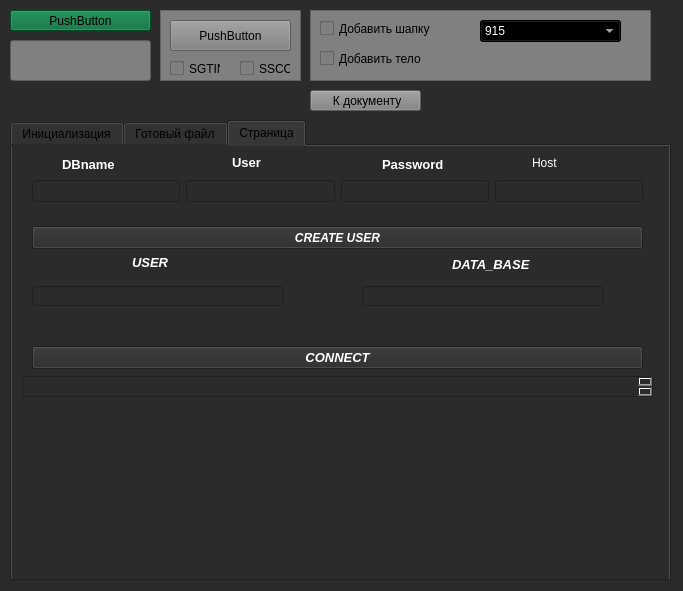
Before: the Qt Designer form untitled.ui in AlexPetrNick/tracehelp, drawn with Qt 5.
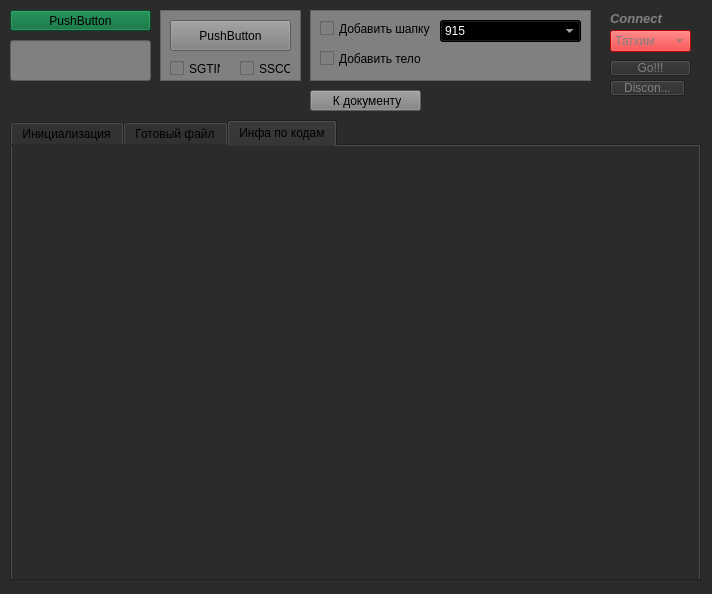
After: the same form once the commit is applied.

```diff
--- a/untitled.ui
+++ b/untitled.ui
@@ -6,8 +6,8 @@
    <rect>
     <x>0</x>
     <y>0</y>
-    <width>683</width>
-    <height>591</height>
+    <width>712</width>
+    <height>594</height>
    </rect>
   </property>
   <property name="windowTitle">
@@ -40,7 +40,7 @@
     <rect>
      <x>10</x>
      <y>120</y>
-     <width>661</width>
+     <width>691</width>
      <height>461</height>
     </rect>
    </property>
@@ -169,277 +169,16 @@
       <rect>
        <x>10</x>
        <y>10</y>
-       <width>511</width>
-       <height>351</height>
-      </rect>
-     </property>
-    </widget>
-   </widget>
-   <widget class="QWidget" name="tab_3">
-    <attribute name="title">
-     <string>Страница</string>
-    </attribute>
-    <widget class="QTextEdit" name="textEdit_3">
-     <property name="geometry">
-      <rect>
-       <x>10</x>
-       <y>230</y>
        <width>631</width>
-       <height>21</height>
+       <height>411</height>
       </rect>
      </property>
-     <property name="styleSheet">
-      <string notr="true">color: white;</string>
-     </property>
-     <property name="html">
-      <string>&lt;!DOCTYPE HTML PUBLIC &quot;-//W3C//DTD HTML 4.0//EN&quot; &quot;http://www.w3.org/TR/REC-html40/strict.dtd&quot;&gt;
-&lt;html&gt;&lt;head&gt;&lt;meta name=&quot;qrichtext&quot; content=&quot;1&quot; /&gt;&lt;style type=&quot;text/css&quot;&gt;
-p, li { white-space: pre-wrap; }
-&lt;/style&gt;&lt;/head&gt;&lt;body style=&quot; font-family:'MS Shell Dlg 2'; font-size:8.25pt; font-weight:400; font-style:normal;&quot;&gt;
-&lt;p style=&quot;-qt-paragraph-type:empty; margin-top:0px; margin-bottom:0px; margin-left:0px; margin-right:0px; -qt-block-indent:0; text-indent:0px;&quot;&gt;&lt;br /&gt;&lt;/p&gt;&lt;/body&gt;&lt;/html&gt;</string>
-     </property>
     </widget>
-    <widget class="QWidget" name="horizontalLayoutWidget">
-     <property name="geometry">
-      <rect>
-       <x>20</x>
-       <y>30</y>
-       <width>611</width>
-       <height>31</height>
-      </rect>
-     </property>
-     <layout class="QHBoxLayout" name="horizontalLayout">
-      <item>
-       <widget class="QLineEdit" name="lineEdit_5">
-        <property name="styleSheet">
-         <string notr="true">color: white;</string>
-        </property>
-       </widget>
-      </item>
-      <item>
-       <widget class="QLineEdit" name="lineEdit_4">
-        <property name="styleSheet">
-         <string notr="true">color: white;</string>
-        </property>
-       </widget>
-      </item>
-      <item>
-       <widget class="QLineEdit" name="lineEdit_3">
-        <property name="styleSheet">
-         <string notr="true">color: white;</string>
-        </property>
-       </widget>
-      </item>
-      <item>
-       <widget class="QLineEdit" name="lineEdit_2">
-        <property name="styleSheet">
-         <string notr="true">color: white;</string>
-        </property>
-       </widget>
-      </item>
-     </layout>
-    </widget>
-    <widget class="QLabel" name="label">
-     <property name="geometry">
-      <rect>
-       <x>50</x>
-       <y>10</y>
-       <width>61</width>
-       <height>16</height>
-      </rect>
-     </property>
-     <property name="font">
-      <font>
-       <pointsize>10</pointsize>
-       <weight>75</weight>
-       <bold>true</bold>
-      </font>
-     </property>
-     <property name="styleSheet">
-      <string notr="true">color: white;</string>
-     </property>
-     <property name="text">
-      <string>DBname</string>
-     </property>
-    </widget>
-    <widget class="QLabel" name="label_4">
-     <property name="geometry">
-      <rect>
-       <x>220</x>
-       <y>10</y>
-       <width>47</width>
-       <height>13</height>
-      </rect>
-     </property>
-     <property name="font">
-      <font>
-       <pointsize>10</pointsize>
-       <weight>75</weight>
-       <bold>true</bold>
-      </font>
-     </property>
-     <property name="styleSheet">
-      <string notr="true">color: white;</string>
-     </property>
-     <property name="text">
-      <string>User</string>
-     </property>
-    </widget>
-    <widget class="QLabel" name="label_5">
-     <property name="geometry">
-      <rect>
-       <x>370</x>
-       <y>10</y>
-       <width>71</width>
-       <height>16</height>
-      </rect>
-     </property>
-     <property name="font">
-      <font>
-       <pointsize>10</pointsize>
-       <weight>75</weight>
-       <bold>true</bold>
-      </font>
-     </property>
-     <property name="styleSheet">
-      <string notr="true">color: white;</string>
-     </property>
-     <property name="text">
-      <string>Password</string>
-     </property>
-    </widget>
-    <widget class="QLabel" name="label_6">
-     <property name="geometry">
-      <rect>
-       <x>520</x>
-       <y>10</y>
-       <width>47</width>
-       <height>13</height>
-      </rect>
-     </property>
-     <property name="styleSheet">
-      <string notr="true">color: white;</string>
-     </property>
-     <property name="text">
-      <string>Host</string>
-     </property>
-    </widget>
-    <widget class="QPushButton" name="pushButton_4">
-     <property name="geometry">
-      <rect>
-       <x>20</x>
-       <y>200</y>
-       <width>611</width>
-       <height>23</height>
-      </rect>
-     </property>
-     <property name="font">
-      <font>
-       <pointsize>10</pointsize>
-       <weight>75</weight>
-       <italic>true</italic>
-       <bold>true</bold>
-      </font>
-     </property>
-     <property name="styleSheet">
-      <string notr="true">color: white</string>
-     </property>
-     <property name="text">
-      <string>CONNECT</string>
-     </property>
-    </widget>
-    <widget class="QPushButton" name="pushButton_5">
-     <property name="geometry">
-      <rect>
-       <x>20</x>
-       <y>80</y>
-       <width>611</width>
-       <height>23</height>
-      </rect>
-     </property>
-     <property name="font">
-      <font>
-       <pointsize>9</pointsize>
-       <weight>75</weight>
-       <italic>true</italic>
-       <bold>true</bold>
-      </font>
-     </property>
-     <property name="styleSheet">
-      <string notr="true">color: white</string>
-     </property>
-     <property name="text">
-      <string>CREATE USER</string>
-     </property>
-    </widget>
-    <widget class="QLineEdit" name="lineEdit_6">
-     <property name="geometry">
-      <rect>
-       <x>20</x>
-       <y>140</y>
-       <width>251</width>
-       <height>20</height>
-      </rect>
-     </property>
-    </widget>
-    <widget class="QLineEdit" name="lineEdit_7">
-     <property name="geometry">
-      <rect>
-       <x>350</x>
-       <y>140</y>
-       <width>241</width>
-       <height>20</height>
-      </rect>
-     </property>
-    </widget>
-    <widget class="QLabel" name="label_7">
-     <property name="geometry">
-      <rect>
-       <x>120</x>
-       <y>110</y>
-       <width>47</width>
-       <height>13</height>
-      </rect>
-     </property>
-     <property name="font">
-      <font>
-       <pointsize>10</pointsize>
-       <weight>75</weight>
-       <italic>true</italic>
-       <bold>true</bold>
-      </font>
-     </property>
-     <property name="styleSheet">
-      <string notr="true">color: white</string>
-     </property>
-     <property name="text">
-      <string>USER</string>
-     </property>
-    </widget>
-    <widget class="QLabel" name="label_8">
-     <property name="geometry">
-      <rect>
-       <x>440</x>
-       <y>110</y>
-       <width>91</width>
-       <height>16</height>
-      </rect>
-     </property>
-     <property name="font">
-      <font>
-       <pointsize>10</pointsize>
-       <weight>75</weight>
-       <italic>true</italic>
-       <bold>true</bold>
-      </font>
-     </property>
-     <property name="styleSheet">
-      <string notr="true">color:white</string>
-     </property>
-     <property name="text">
-      <string>DATA_BASE</string>
-     </property>
-    </widget>
+   </widget>
+   <widget class="QWidget" name="tab_3">
+    <attribute name="title">
+     <string>Инфа по кодам</string>
+    </attribute>
    </widget>
   </widget>
   <widget class="QFrame" name="frame">
@@ -551,7 +290,7 @@
     <rect>
      <x>310</x>
      <y>10</y>
-     <width>341</width>
+     <width>281</width>
      <height>71</height>
     </rect>
    </property>
@@ -589,7 +328,7 @@
    <widget class="QComboBox" name="comboBox">
     <property name="geometry">
      <rect>
-      <x>170</x>
+      <x>130</x>
       <y>10</y>
       <width>141</width>
       <height>22</height>
@@ -637,6 +376,81 @@
     </property>
    </widget>
   </widget>
+  <widget class="QLabel" name="label">
+   <property name="geometry">
+    <rect>
+     <x>610</x>
+     <y>10</y>
+     <width>61</width>
+     <height>16</height>
+    </rect>
+   </property>
+   <property name="font">
+    <font>
+     <pointsize>10</pointsize>
+     <weight>75</weight>
+     <italic>true</italic>
+     <bold>true</bold>
+    </font>
+   </property>
+   <property name="styleSheet">
+    <string notr="true">color:gray;</string>
+   </property>
+   <property name="text">
+    <string>Connect</string>
+   </property>
+  </widget>
+  <widget class="QComboBox" name="comboBox_2">
+   <property name="geometry">
+    <rect>
+     <x>610</x>
+     <y>30</y>
+     <width>81</width>
+     <height>22</height>
+    </rect>
+   </property>
+   <property name="styleSheet">
+    <string notr="true">background-color: red;
+color: gray;</string>
+   </property>
+   <item>
+    <property name="text">
+     <string>Татхим</string>
+    </property>
+   </item>
+  </widget>
+  <widget class="QPushButton" name="pushButton_4">
+   <property name="geometry">
+    <rect>
+     <x>610</x>
+     <y>60</y>
+     <width>81</width>
+     <height>16</height>
+    </rect>
+   </property>
+   <property name="styleSheet">
+    <string notr="true">color:gray;</string>
+   </property>
+   <property name="text">
+    <string>Go!!!</string>
+   </property>
+  </widget>
+  <widget class="QPushButton" name="pushButton_5">
+   <property name="geometry">
+    <rect>
+     <x>610</x>
+     <y>80</y>
+     <width>75</width>
+     <height>16</height>
+    </rect>
+   </property>
+   <property name="styleSheet">
+    <string notr="true">color:gray;</string>
+   </property>
+   <property name="text">
+    <string>Discon...</string>
+   </property>
+  </widget>
  </widget>
  <resources/>
  <connections/>
```
